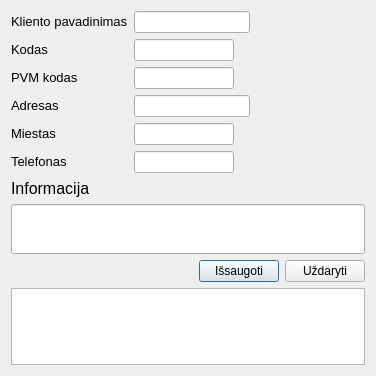
The window that duombaze/naujasklientas.ui (Tautvydas2019/Diplomas) describes before a commit, drawn with Qt 5.
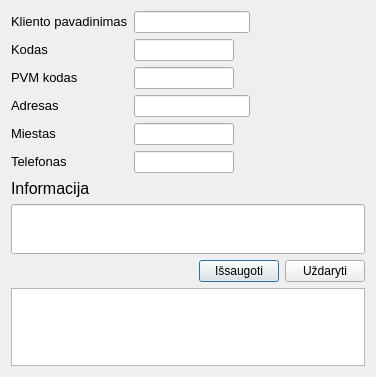
The same window after the commit.

Patch:
```diff
--- a/duombaze/naujasklientas.ui
+++ b/duombaze/naujasklientas.ui
@@ -7,7 +7,7 @@
     <x>0</x>
     <y>0</y>
     <width>376</width>
-    <height>376</height>
+    <height>377</height>
    </rect>
   </property>
   <property name="windowTitle">
```
